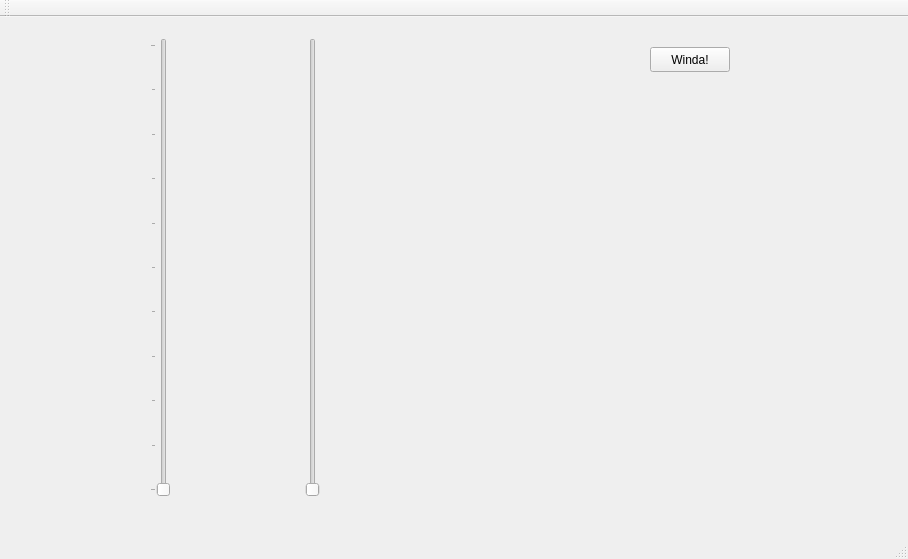
First picture: the form in elevatormanager.ui, repository folfix/elevator-manager, before the edit.
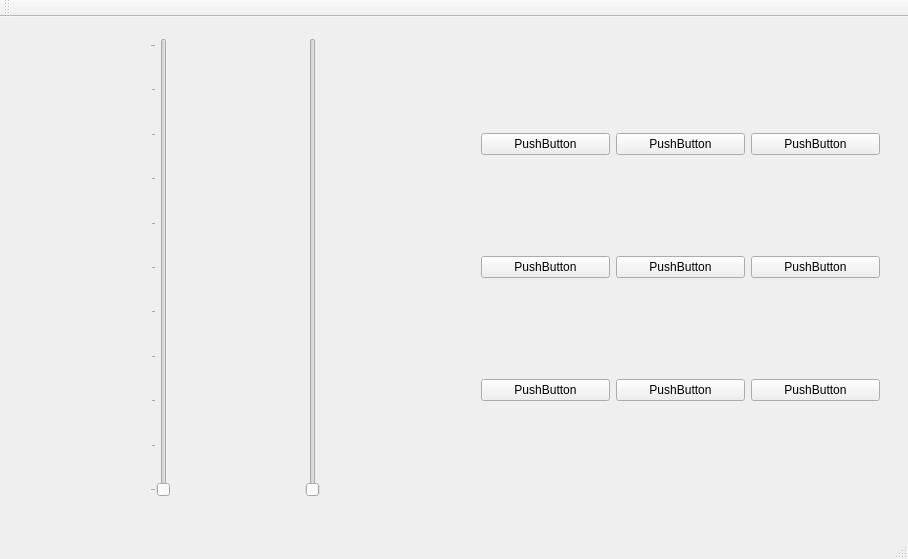
Second picture: the form after the edit.

Commit message: Added possibility to add new buttons

What changed in the file:
```diff
--- a/elevatormanager.ui
+++ b/elevatormanager.ui
@@ -58,18 +58,92 @@
      </item>
     </layout>
    </widget>
-   <widget class="QPushButton" name="callElevatorButton">
+   <widget class="QWidget" name="verticalLayoutWidget">
     <property name="geometry">
      <rect>
-      <x>650</x>
-      <y>30</y>
-      <width>80</width>
-      <height>25</height>
+      <x>470</x>
+      <y>10</y>
+      <width>421</width>
+      <height>481</height>
      </rect>
     </property>
-    <property name="text">
-     <string>Winda!</string>
-    </property>
+    <layout class="QVBoxLayout" name="verticalLayout">
+     <item>
+      <layout class="QHBoxLayout" name="horizontalLayout_7">
+       <item>
+        <widget class="QPushButton" name="asd">
+         <property name="text">
+          <string>PushButton</string>
+         </property>
+        </widget>
+       </item>
+       <item>
+        <widget class="QPushButton" name="pushButton_17">
+         <property name="text">
+          <string>PushButton</string>
+         </property>
+        </widget>
+       </item>
+       <item>
+        <widget class="QPushButton" name="pushButton_16">
+         <property name="text">
+          <string>PushButton</string>
+         </property>
+        </widget>
+       </item>
+      </layout>
+     </item>
+     <item>
+      <layout class="QHBoxLayout" name="horizontalLayout_2">
+       <item>
+        <widget class="QPushButton" name="pushButton_6">
+         <property name="text">
+          <string>PushButton</string>
+         </property>
+        </widget>
+       </item>
+       <item>
+        <widget class="QPushButton" name="pushButton_2">
+         <property name="text">
+          <string>PushButton</string>
+         </property>
+        </widget>
+       </item>
+       <item>
+        <widget class="QPushButton" name="pushButton">
+         <property name="text">
+          <string>PushButton</string>
+         </property>
+        </widget>
+       </item>
+      </layout>
+     </item>
+     <item>
+      <layout class="QHBoxLayout" name="horizontalLayout_3">
+       <item>
+        <widget class="QPushButton" name="pushButton_4">
+         <property name="text">
+          <string>PushButton</string>
+         </property>
+        </widget>
+       </item>
+       <item>
+        <widget class="QPushButton" name="pushButton_5">
+         <property name="text">
+          <string>PushButton</string>
+         </property>
+        </widget>
+       </item>
+       <item>
+        <widget class="QPushButton" name="pushButton_3">
+         <property name="text">
+          <string>PushButton</string>
+         </property>
+        </widget>
+       </item>
+      </layout>
+     </item>
+    </layout>
    </widget>
   </widget>
   <widget class="QMenuBar" name="menuBar">
```
The commit also changes 4 other files.
